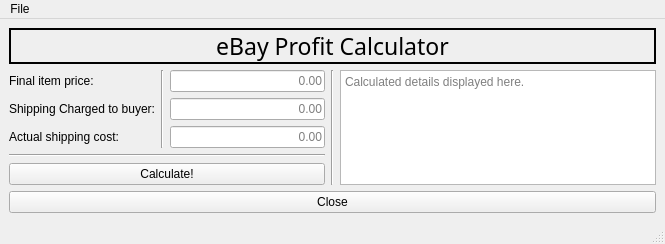
First picture: the form in calcwindow.ui, repository bytePro17124/eBayFeeCalculator, before the edit.
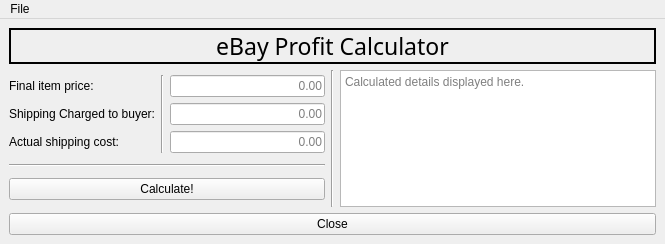
Second picture: the form after the edit.

```diff
--- a/calcwindow.ui
+++ b/calcwindow.ui
@@ -185,7 +185,6 @@
    </widget>
    <addaction name="menuFile"/>
   </widget>
-  <widget class="QStatusBar" name="statusbar"/>
   <action name="actionExit">
    <property name="text">
     <string>Exit</string>
```
Left out of the diff: 2 changed lines with no effect on the pictures.
